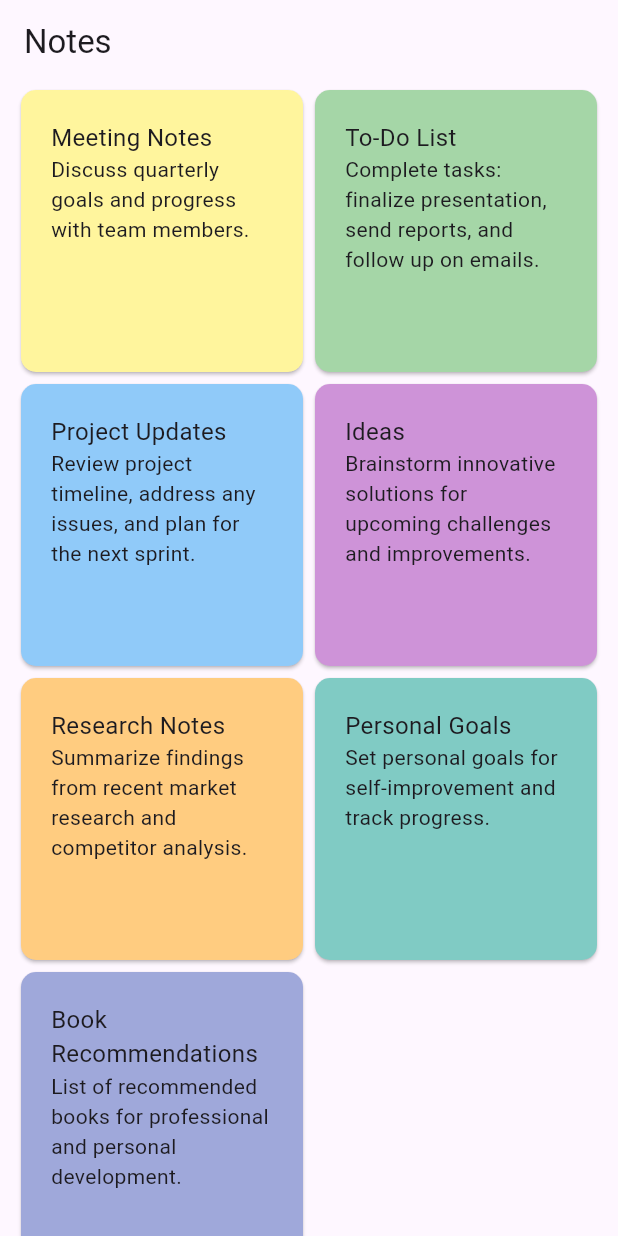
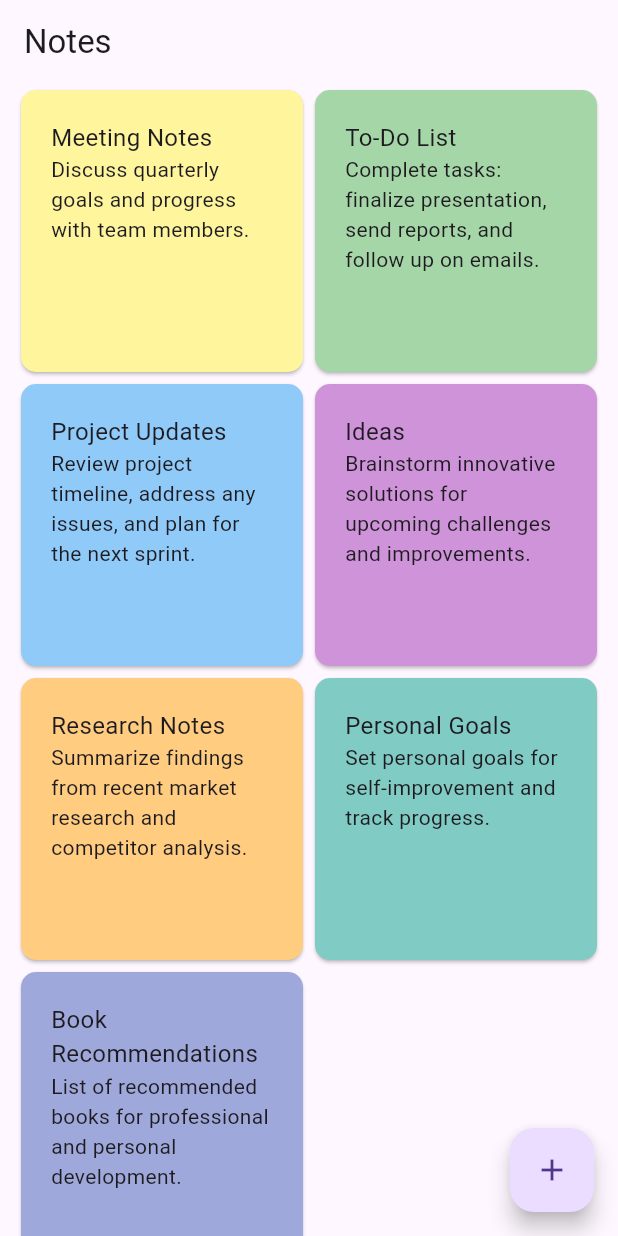
Before and after one commit to shakilahmed0369/futter-note, a Flutter app: the screen it shows after launch, on a phone screen of 412 x 824 dp. Run offline on Flutter 3.47's test engine with Material 3 defaults, Android fonts, the phone set to English and light mode, and no system bars.

Commit message:
note view page added

```diff
--- a/lib/main.dart
+++ b/lib/main.dart
@@ -1,9 +1,13 @@
 import 'package:flutter/material.dart';
 import 'package:flutter/rendering.dart';
+import 'package:note/note-view.dart';
+import 'package:note/note_data.dart';
+import 'package:note/services/noteCard.dart';
 
 void main() {
   runApp(MaterialApp(
-    home: Note(),
+    // home: Note(),
+    routes: {'/': (context) => Note(), '/view-note': (context) => ViewNote()},
   ));
 }
 
@@ -15,50 +19,6 @@ class Note extends StatefulWidget {
 }
 
 class _NoteState extends State<Note> {
-  List<Map<String, dynamic>> Notes = [
-    {
-      "title": "Meeting Notes",
-      "content": "Discuss quarterly goals and progress with team members.",
-      "color": Colors.yellow[200],
-    },
-    {
-      "title": "To-Do List",
-      "content":
-          "Complete tasks: finalize presentation, send reports, and follow up on emails.",
-      "color": Colors.green[200],
-    },
-    {
-      "title": "Project Updates",
-      "content":
-          "Review project timeline, address any issues, and plan for the next sprint.",
-      "color": Colors.blue[200],
-    },
-    {
-      "title": "Ideas",
-      "content":
-          "Brainstorm innovative solutions for upcoming challenges and improvements.",
-      "color": Colors.purple[200],
-    },
-    {
-      "title": "Research Notes",
-      "content":
-          "Summarize findings from recent market research and competitor analysis.",
-      "color": Colors.orange[200],
-    },
-    {
-      "title": "Personal Goals",
-      "content": "Set personal goals for self-improvement and track progress.",
-      "color": Colors.teal[200],
-    },
-    {
-      "title": "Book Recommendations",
-      "content":
-          "List of recommended books for professional and personal development.",
-      "color": Colors.indigo[200],
-    },
-    // Add more dummy notes as needed
-  ];
-
   @override
   Widget build(BuildContext context) {
     return Scaffold(
@@ -72,29 +32,16 @@ class _NoteState extends State<Note> {
           padding: const EdgeInsets.fromLTRB(10.0, 0, 10.0, 0),
           child: GridView.count(
               crossAxisCount: 2,
-                  children: Notes.map(
-                    (note) => Card(
-                      shape: RoundedRectangleBorder(
-                          borderRadius: BorderRadius.circular(10)),
-                      color: note['color'],
-                      child: Padding(
-                        padding: const EdgeInsets.all(20.0),
-                        child: SingleChildScrollView(
-                            child: Column(
-                          crossAxisAlignment: CrossAxisAlignment.start,
-                          children: [
-                            Text(
-                              note['title'] ?? '',
-                              style: TextStyle(fontSize: 16),
-                            ),
-                            Text(note['content'] ?? '')
-                          ],
+              children: List.generate(
+                Notes.length,
+                (index) => NoteCard(note: Notes[index], index: index),
               )),
         ),
+      )),
+      floatingActionButton: FloatingActionButton(
+        onPressed: () {},
+        child: const Icon(Icons.add),
       ),
-                  ).toList(),
-                )),
-          ),
-        ));
+    );
   }
 }
--- /dev/null
+++ b/lib/note_data.dart
@@ -0,0 +1,46 @@
+
+import 'package:flutter/material.dart';
+
+List<Map<String, dynamic>> Notes = [
+  {
+    "title": "Meeting Notes",
+    "content": "Discuss quarterly goals and progress with team members.",
+    "color": Colors.yellow[200],
+  },
+  {
+    "title": "To-Do List",
+    "content":
+        "Complete tasks: finalize presentation, send reports, and follow up on emails.",
+    "color": Colors.green[200],
+  },
+  {
+    "title": "Project Updates",
+    "content":
+        "Review project timeline, address any issues, and plan for the next sprint.",
+    "color": Colors.blue[200],
+  },
+  {
+    "title": "Ideas",
+    "content":
+        "Brainstorm innovative solutions for upcoming challenges and improvements.",
+    "color": Colors.purple[200],
+  },
+  {
+    "title": "Research Notes",
+    "content":
+        "Summarize findings from recent market research and competitor analysis.",
+    "color": Colors.orange[200],
+  },
+  {
+    "title": "Personal Goals",
+    "content": "Set personal goals for self-improvement and track progress.",
+    "color": Colors.teal[200],
+  },
+  {
+    "title": "Book Recommendations",
+    "content":
+        "List of recommended books for professional and personal development.",
+    "color": Colors.indigo[200],
+  },
+  // Add more dummy notes as needed
+];
--- /dev/null
+++ b/lib/services/NoteCard.dart
@@ -0,0 +1,37 @@
+import 'package:flutter/material.dart';
+import 'package:note/note_data.dart';
+
+class NoteCard extends StatelessWidget {
+  final Map note;
+  int index;
+
+  NoteCard({required this.note, required this.index});
+
+  @override
+  Widget build(BuildContext context) {
+    return Card(
+      shape: RoundedRectangleBorder(borderRadius: BorderRadius.circular(10)),
+      color: note['color'],
+      child: InkWell(
+        onTap: () {
+          print('clicked');
+          Navigator.pushNamed(context, '/view-note', arguments: Notes[index]);
+        },
+        child: Padding(
+          padding: const EdgeInsets.all(20.0),
+          child: SingleChildScrollView(
+              child: Column(
+            crossAxisAlignment: CrossAxisAlignment.start,
+            children: [
+              Text(
+                note['title'] ?? '',
+                style: TextStyle(fontSize: 16),
+              ),
+              Text(note['content'] ?? '')
+            ],
+          )),
+        ),
+      ),
+    );
+  }
+}
```
Also changed, not shown: lib/note-view.dart (added, +36 -0 lines). Lines whose indentation alone changed are shown as unchanged.
